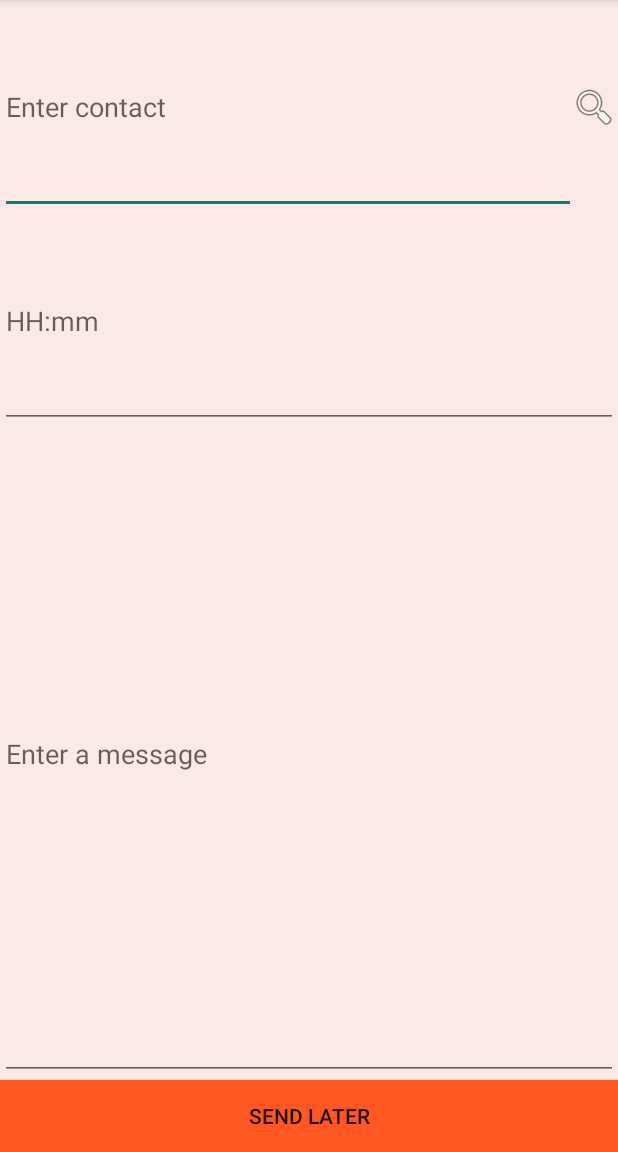
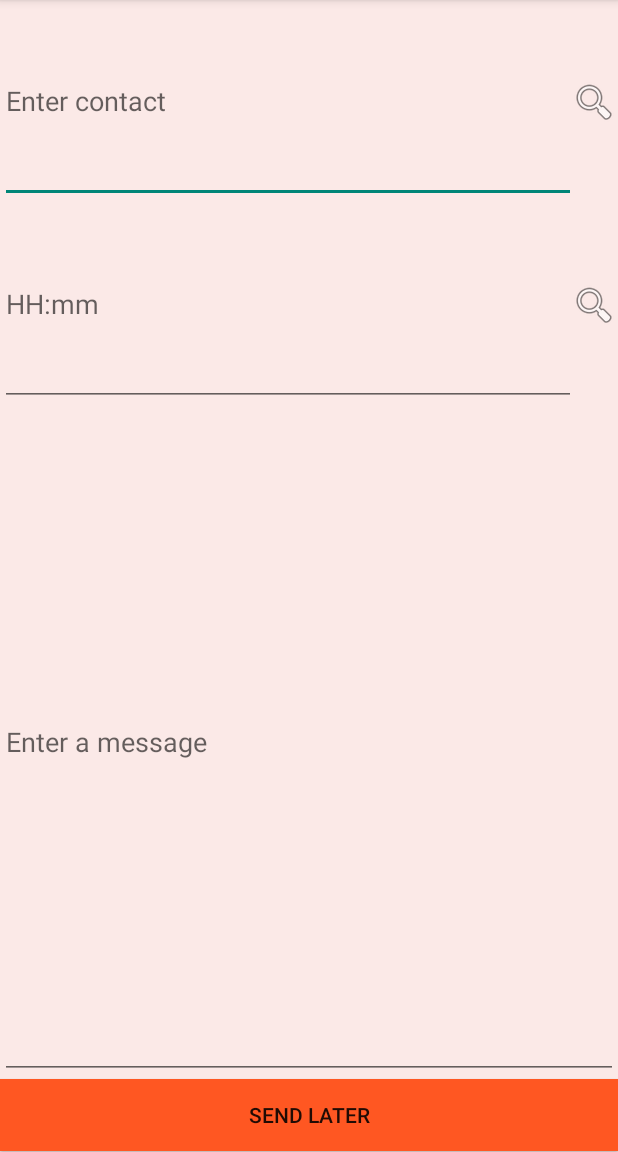
Before and after one commit to AnaxAndrade/FutureText, an Android app: the screen it shows after launch (InputActivity), on a phone screen of 412 x 824 dp, the part 84-1236 px from its top. Run offline under Robolectric (Android 15) with nearby library versions, the phone set to English and light mode, and no system bars.

Commit message:
Allows user to use a TimePickerDialog to input time in addition to being able to input manually

```diff
--- a/app/build.gradle
+++ b/app/build.gradle
@@ -22,4 +22,5 @@ android {
 dependencies {
     compile fileTree(dir: 'libs', include: ['*.jar'])
     compile 'com.android.support:appcompat-v7:22.2.0'
+    compile 'com.android.support:support-v4:22.2.0'
 }
--- a/app/src/main/AndroidManifest.xml
+++ b/app/src/main/AndroidManifest.xml
@@ -3,16 +3,17 @@
     package="com.mycompany.futuretext" >
     />
     <uses-permission android:name="android.permission.SEND_SMS" />
-    <uses-permission android:name="com.android.alarm.permission.SET_ALARM"/>
+    <uses-permission android:name="com.android.alarm.permission.SET_ALARM" />
     <uses-permission android:name="android.permission.READ_CONTACTS" />
     <uses-permission android:name="android.permission.VIBRATE" />
+
     <application
         android:allowBackup="true"
         android:icon="@mipmap/ic_launcher"
         android:label="@string/app_name"
-        android:theme="@style/AppTheme">
+        android:theme="@style/AppTheme" >
         <activity
-            android:name="com.mycompany.futuretext.InputActivity"
+            android:name=".InputActivity"
             android:label="@string/app_name" >
             <intent-filter>
                 <action android:name="android.intent.action.MAIN" />
@@ -21,21 +22,23 @@
             </intent-filter>
         </activity>
         <activity
-            android:name="com.mycompany.futuretext.DisplayMessageActivity"
+            android:name=".DisplayMessageActivity"
             android:label="@string/title_activity_display_message"
-            android:parentActivityName="com.mycompany.futuretext.InputActivity" >
+            android:parentActivityName=".InputActivity" >
             <meta-data
                 android:name="android.support.PARENT_ACTIVITY"
                 android:value="com.mycompany.futuretext.InputActivity" />
         </activity>
+
         <receiver
-            android:name="com.mycompany.futuretext.AlarmReceiver"
+            android:name=".AlarmReceiver"
             android:enabled="true"
-            android:exported="false">
+            android:exported="false" >
             <intent-filter>
-                <action android:name="com.mycompany.futuretext.InputActivity"/>
+                <action android:name="com.mycompany.futuretext.InputActivity" />
             </intent-filter>
         </receiver>
+
     </application>
 
 </manifest>
--- a/app/src/main/java/com/mycompany/futuretext/InputActivity.java
+++ b/app/src/main/java/com/mycompany/futuretext/InputActivity.java
@@ -2,17 +2,21 @@ package com.mycompany.futuretext;
 
 import android.app.AlarmManager;
 import android.app.PendingIntent;
+import android.app.TimePickerDialog;
 import android.content.Context;
 import android.net.Uri;
 import android.provider.ContactsContract;
 import android.support.v7.app.ActionBarActivity;
 import android.os.Bundle;
+import android.text.InputType;
 import android.view.Menu;
 import android.view.MenuItem;
 import android.content.Intent;
 import android.widget.EditText;
 import android.view.View;
+import android.app.TimePickerDialog.OnTimeSetListener;
 import java.util.Calendar;
+import android.widget.TimePicker;
 import android.widget.Toast;
 import android.database.Cursor;
 
@@ -23,12 +27,17 @@ public class InputActivity extends ActionBarActivity {
     public final static String EXTRA_DATEANDTIME = "com.mycompany.futuretext.DATEANDTIME";
     public final static String EXTRA_ID = "com.mycompany.futuretext.MESSAGEID";
 
-    static final int PICK_CONTACT_REQUEST = 1; //request code
+    static final int PICK_CONTACT_REQUEST = 1;//request code
+    static final int PICK_TIME_REQUEST = 2;
 
     @Override
     protected void onCreate(Bundle savedInstanceState) {
         super.onCreate(savedInstanceState);
         setContentView(R.layout.activity_input);
+
+        findViewsById();
+
+        setTime();
     }
 
     @Override
@@ -64,8 +73,8 @@ public class InputActivity extends ActionBarActivity {
         String recipient = getRecipient.getText().toString();
         EditText getMessage = (EditText) findViewById(R.id.get_message);
         String message = getMessage.getText().toString();
-        EditText getDateAndTime = (EditText) findViewById(R.id.get_date_and_time);
-        String when = getDateAndTime.getText().toString();
+        EditText getTime = (EditText) findViewById(R.id.time);
+        String when = getTime.getText().toString();
         String messagePost = ("To: " + recipient + "\n" + message + "\n" + when);
 
         //writes message post to archive file
@@ -139,4 +148,33 @@ public class InputActivity extends ActionBarActivity {
             }
         }
     }
+
+    //Everything below this comment is for showing the TimePickerDialog and getting it's time into the get_time EditText
+    TimePickerDialog timePickerDialog;
+    EditText getTime;
+
+    private void findViewsById() {
+
+        getTime = (EditText) findViewById(R.id.time);
+        getTime.setInputType(InputType.TYPE_NULL);
+    }
+
+    private void setTime() {
+
+        Calendar c = Calendar.getInstance();
+        timePickerDialog = new TimePickerDialog(this, new OnTimeSetListener() {
+
+            public void onTimeSet(TimePicker view, int hourOfTheDay, int minute) {
+
+                getTime.setText(Integer.toString(hourOfTheDay) + ":" + Integer.toString(minute));
+            }
+
+        }, c.get(Calendar.HOUR_OF_DAY), c.get(Calendar.MINUTE), true);
+    }
+
+    public void showTimeDialog(View view) {
+        timePickerDialog.show();
+    }
+
+
 }
--- a/app/src/main/res/layout/activity_input.xml
+++ b/app/src/main/res/layout/activity_input.xml
@@ -7,7 +7,7 @@
     <RelativeLayout
         android:layout_width="match_parent"
         android:layout_height="0dp"
-        android:layout_weight="0.33">
+        android:layout_weight="0.1">
         <EditText android:id="@+id/get_recipients"
             android:layout_width="fill_parent"
             android:layout_height="fill_parent"
@@ -27,16 +27,56 @@
             android:onClick="pickContact"/>
     </RelativeLayout>
 
+    <RelativeLayout
+        android:layout_width="match_parent"
+        android:layout_height="0dp"
+        android:layout_weight="0.1"
+        android:orientation="horizontal">
+        <EditText android:id="@+id/time"
+            android:layout_width="fill_parent"
+            android:layout_height="fill_parent"
+            android:hint="@string/edit_dateTime"
+            android:singleLine="true"
+            android:nextFocusDown="@+id/get_message"/>
+        <ImageButton
+            android:id="@+id/get_time"
+            android:layout_width="wrap_content"
+            android:layout_height="fill_parent"
+            android:src="@android:drawable/ic_menu_search"
+            android:contentDescription="@string/pick_contacts"
+            android:layout_centerVertical="true"
+            android:layout_alignParentRight="true"
+            android:layout_alignParentEnd="true"
+            android:background="@color/Background"
+            android:onClick="showTimeDialog"/>
+    </RelativeLayout>
+    <!--RelativeLayout
+        android:layout_width="match_parent"
+        android:layout_height="0dp"
+        android:layout_weight="0.1"
+        android:orientation="horizontal">
+        <EditText android:id="@+id/date"
+            android:layout_width="fill_parent"
+            android:layout_height="fill_parent"
+            android:hint="@string/edit_dateTime"
+            android:singleLine="true"
+            android:nextFocusDown="@+id/get_message"/>
+        <ImageButton
+            android:id="@+id/get_date"
+            android:layout_width="wrap_content"
+            android:layout_height="fill_parent"
+            android:src="@android:drawable/ic_menu_search"
+            android:contentDescription="@string/pick_contacts"
+            android:layout_centerVertical="true"
+            android:layout_alignParentRight="true"
+            android:layout_alignParentEnd="true"
+            android:background="@color/Background"
+            android:onClick="showTimeDialog"/>
+    </RelativeLayout-->
 
-    <EditText android:id="@+id/get_date_and_time"
-        android:layout_weight="0.33"
-        android:layout_width="fill_parent"
-        android:layout_height="0dp"
-        android:hint="@string/edit_dateTime"
-        android:singleLine="true"
-        android:nextFocusDown="@+id/get_message"/>
+
     <EditText android:id="@+id/get_message"
-        android:layout_weight="1"
+        android:layout_weight=".33"
         android:layout_width="fill_parent"
         android:layout_height="0dp"
         android:hint="@string/edit_message"
--- a/app/src/main/res/values/colors.xml
+++ b/app/src/main/res/values/colors.xml
@@ -2,4 +2,5 @@
 <resources>
     <color name="ActionBar">#FF5722</color>
     <color name="Background">#FBE9E7</color>
+    <color name="StatBar">#F4511E</color>
 </resources>
--- a/app/src/main/res/values/strings.xml
+++ b/app/src/main/res/values/strings.xml
@@ -11,4 +11,6 @@
     <string name="to_messagearchives">Archive</string>
     <string name="pick_contacts">pick from contacts</string>
     <string name="hello_world">Hello world!</string>
+
+    <string name="send_time">Set Time</string>
 </resources>
```
